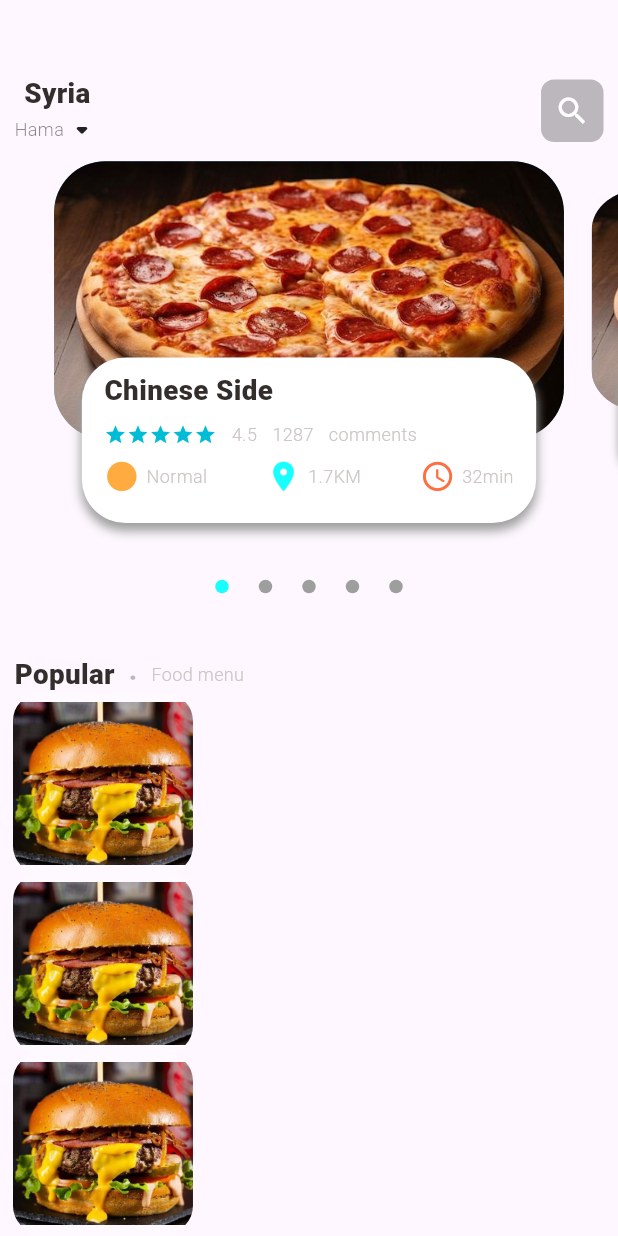
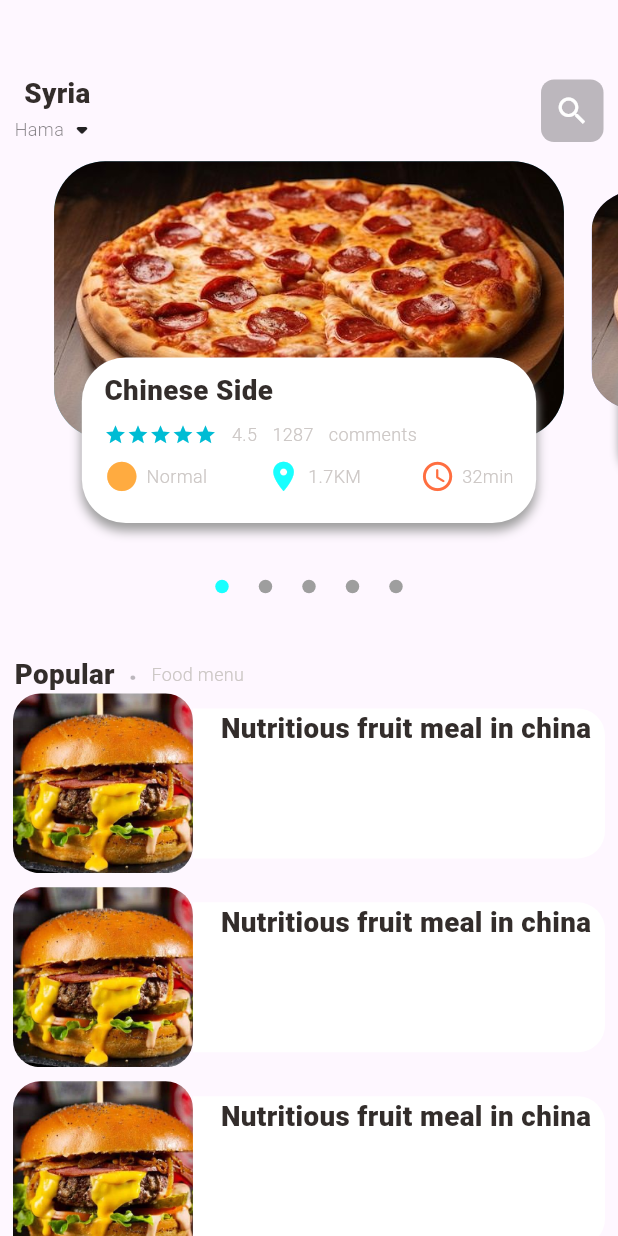
Before and after one commit to Kaser-slaiby/food_delivery, a Flutter app: the screen it shows after launch, on a phone screen of 412 x 824 dp. Run offline on Flutter 3.47's test engine with Material 3 defaults, Android fonts, the phone set to English and light mode, and no system bars; drawn by our look-alikes of dots_indicator; our stand-ins replace get.

Commit message:
add container text in popular list

```diff
--- a/lib/home/food_page_body.dart
+++ b/lib/home/food_page_body.dart
@@ -87,16 +87,19 @@ class _FoodPageBodyState extends State<FoodPageBody> {
           ),
         ),
         //list of food and images
+        //images section
         Container(
           height: 900,
           child: ListView.builder(
               physics: NeverScrollableScrollPhysics(),
               // shrinkWrap: true,
-              itemCount: 10,
+              itemCount: 6,
               itemBuilder: (context, index) {
                 return Container(
                   margin: EdgeInsets.only(
-                      left: Dimensions.width15, right: Dimensions.width10),
+                      left: Dimensions.width15,
+                      right: Dimensions.width15,
+                      bottom: Dimensions.height10),
                   child: Row(
                     children: [
                       Container(
@@ -107,7 +110,29 @@ class _FoodPageBodyState extends State<FoodPageBody> {
                               BorderRadius.circular(Dimensions.radius20),
                           color: Colors.white24,
                           image: DecorationImage(
+                            fit: BoxFit.cover,
                             image: AssetImage("assets/image/Hamburger.jpg"),
+                          ),
+                        ),
+                      ),
+                      //text container
+                      Expanded(
+                        child: Container(
+                          height: 100,
+                          decoration: BoxDecoration(
+                            borderRadius: BorderRadius.only(
+                              topRight: Radius.circular(Dimensions.radius20),
+                              bottomRight: Radius.circular(Dimensions.radius20),
+                            ),
+                            color: Colors.white,
+                          ),
+                          child: Padding(
+                            padding: EdgeInsets.only(left: Dimensions.width10),
+                            child: Column(
+                              children: [
+                                BigText(text: "Nutritious fruit meal in china"),
+                              ],
+                            ),
                           ),
                         ),
                       ),
@@ -115,7 +140,7 @@ class _FoodPageBodyState extends State<FoodPageBody> {
                   ),
                 );
               }),
-        )
+        ),
       ],
     );
   }
```
